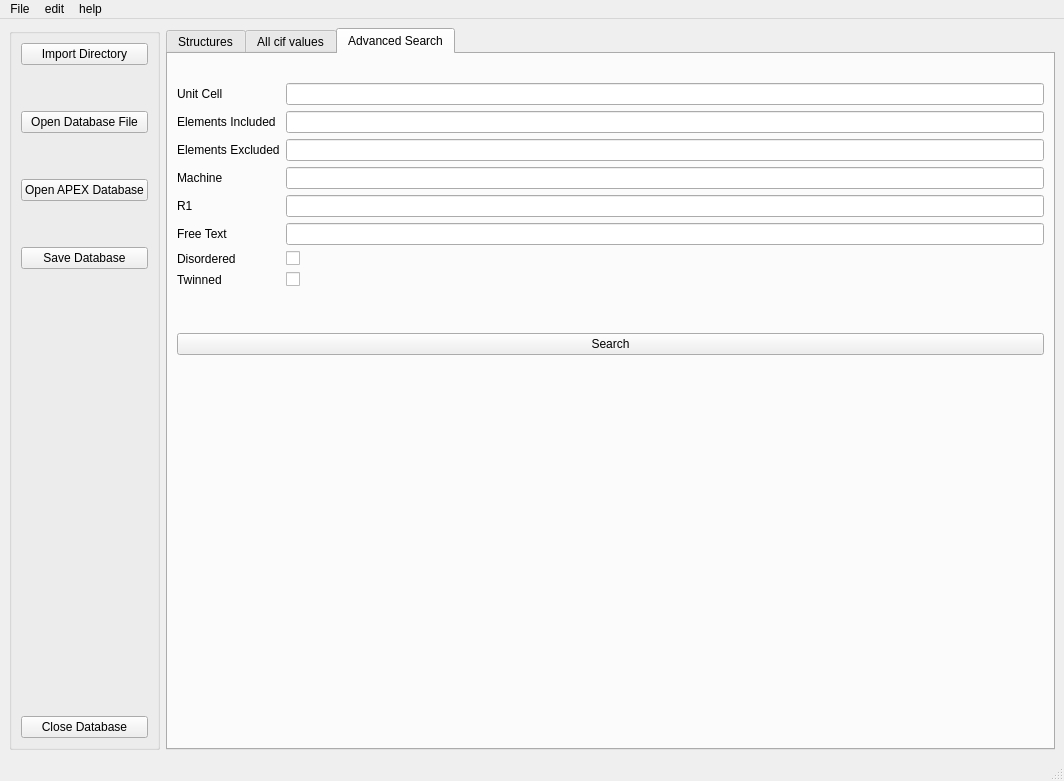
First picture: the form in gui/strf_main.ui, repository dkratzert/StructureFinder, before the edit.
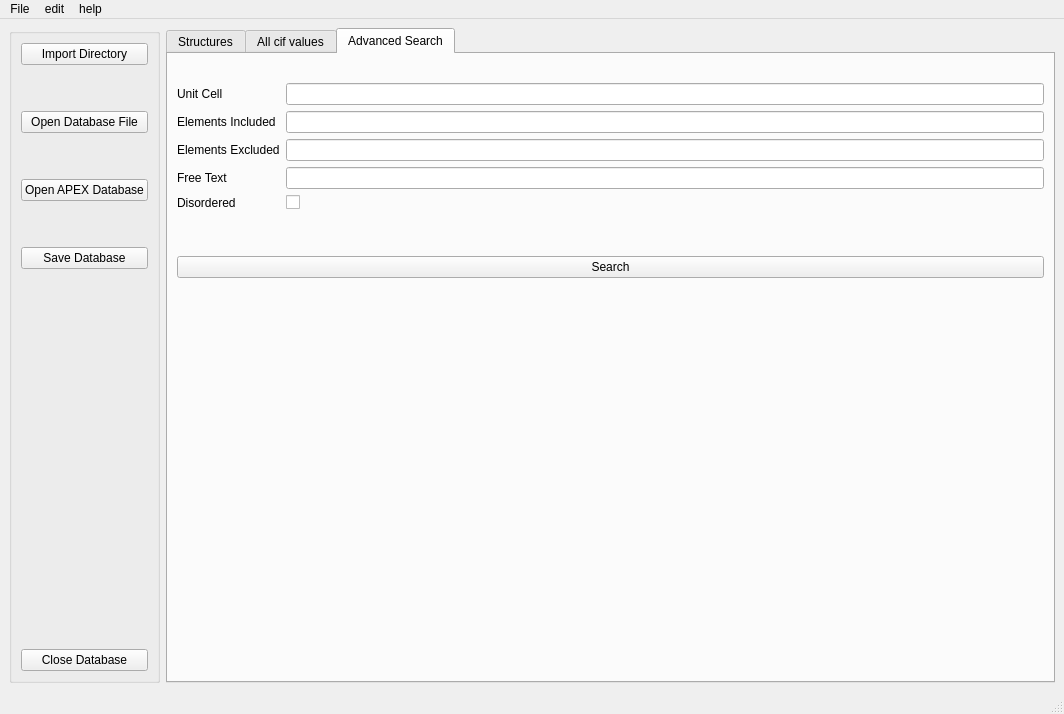
Second picture: the form after the edit. The open tabs and pages were chosen to show the change.

```diff
--- a/gui/strf_main.ui
+++ b/gui/strf_main.ui
@@ -8,7 +8,7 @@
     <x>0</x>
     <y>0</y>
     <width>1064</width>
-    <height>781</height>
+    <height>714</height>
    </rect>
   </property>
   <property name="windowTitle">
@@ -1047,15 +1047,22 @@
           </item>
           <item>
            <layout class="QGridLayout" name="gridLayout_4">
-            <item row="4" column="0">
-             <widget class="QLabel" name="r1Label_2">
+            <item row="1" column="1">
+             <widget class="QLineEdit" name="ad_elementsIncLineEdit"/>
+            </item>
+            <item row="2" column="0">
+             <widget class="QLabel" name="elementsExcludedLabel">
               <property name="text">
-               <string>R1</string>
+               <string>Elements Excluded</string>
               </property>
              </widget>
             </item>
-            <item row="4" column="1">
-             <widget class="QLineEdit" name="ad_r1LineEdit"/>
+            <item row="1" column="0">
+             <widget class="QLabel" name="elementsIncludedLabel">
+              <property name="text">
+               <string>Elements Included</string>
+              </property>
+             </widget>
             </item>
             <item row="0" column="0">
              <widget class="QLabel" name="unitCellLabel">
@@ -1074,68 +1081,27 @@
               </property>
              </widget>
             </item>
-            <item row="1" column="0">
-             <widget class="QLabel" name="elementsIncludedLabel">
-              <property name="text">
-               <string>Elements Included</string>
-              </property>
-             </widget>
-            </item>
-            <item row="3" column="1">
-             <widget class="QLineEdit" name="ad_machineLineEdit"/>
-            </item>
-            <item row="7" column="1">
-             <widget class="QCheckBox" name="ad_TwinCheckBox">
-              <property name="text">
-               <string/>
-              </property>
-             </widget>
-            </item>
-            <item row="6" column="1">
-             <widget class="QCheckBox" name="ad_DisorderCheckBox">
-              <property name="text">
-               <string/>
-              </property>
-             </widget>
-            </item>
             <item row="2" column="1">
              <widget class="QLineEdit" name="ad_elementsExLineEdit"/>
             </item>
-            <item row="6" column="0">
+            <item row="4" column="1">
+             <widget class="QCheckBox" name="ad_DisorderCheckBox">
+              <property name="text">
+               <string/>
+              </property>
+             </widget>
+            </item>
+            <item row="4" column="0">
              <widget class="QLabel" name="disorderLabel">
               <property name="text">
                <string>Disordered</string>
               </property>
              </widget>
             </item>
-            <item row="2" column="0">
-             <widget class="QLabel" name="elementsExcludedLabel">
-              <property name="text">
-               <string>Elements Excluded</string>
-              </property>
-             </widget>
-            </item>
-            <item row="7" column="0">
-             <widget class="QLabel" name="TwinnedLabel">
-              <property name="text">
-               <string>Twinned</string>
-              </property>
-             </widget>
-            </item>
-            <item row="1" column="1">
-             <widget class="QLineEdit" name="ad_elementsIncLineEdit"/>
-            </item>
-            <item row="3" column="0">
-             <widget class="QLabel" name="machineLabel">
-              <property name="text">
-               <string>Machine</string>
-              </property>
-             </widget>
-            </item>
-            <item row="5" column="1">
+            <item row="3" column="1">
              <widget class="QLineEdit" name="ad_textsearch"/>
             </item>
-            <item row="5" column="0">
+            <item row="3" column="0">
              <widget class="QLabel" name="wR2Label_2">
               <property name="text">
                <string>Free Text</string>
```
Left out of the diff: 2 changed lines with no effect on the pictures.
